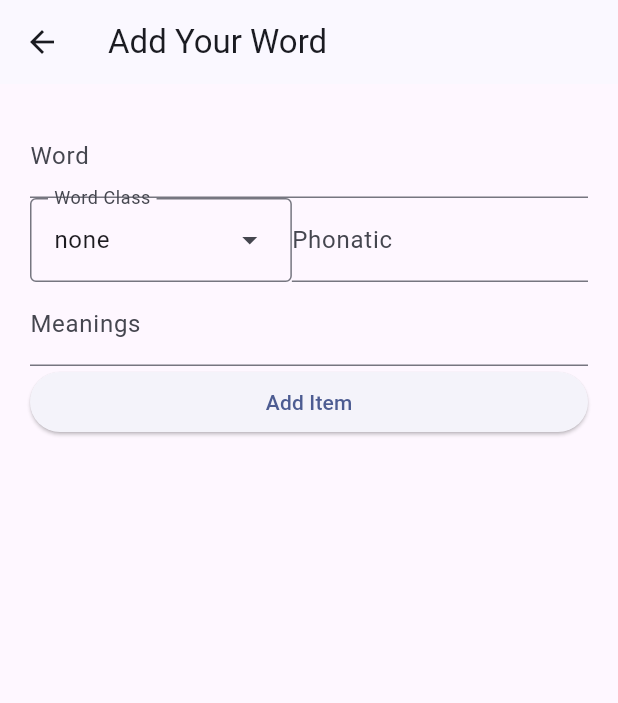
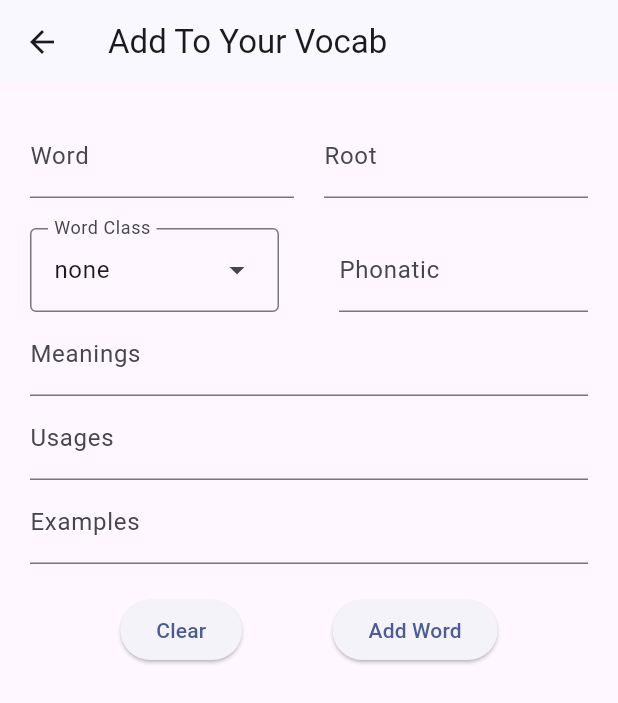
Before and after one commit to siddharth177/myVocabList, a Flutter app: the AddWordWidget screen opened directly, on a phone screen of 412 x 824 dp. Shown: the top 703 px of the screen. Run offline on Flutter 3.47's test engine with Material 3 defaults, Android fonts, the phone set to English and light mode, and no system bars; our stand-ins replace cloud_firestore, firebase_auth, firebase_core, flutter_riverpod, flutter_slidable, google_fonts and 1 more; accounts and stored records are empty.

Commit message:
vocab list add word

```diff
--- /dev/null
+++ b/lib/widgets/add_word_list.dart
@@ -0,0 +1,21 @@
+import 'package:flutter/cupertino.dart';
+
+class AddWordListWidget extends StatefulWidget {
+  const AddWordListWidget({required this.listToDisplay, super.key});
+
+  final List<String> listToDisplay;
+
+  @override
+  State<StatefulWidget> createState() {
+    return _AddWordListWidgetState();
+  }
+}
+
+class _AddWordListWidgetState extends State<AddWordListWidget> {
+  @override
+  Widget build(BuildContext context) {
+    return Column(
+      children: widget.listToDisplay.map((e) => Text(e)).toList(),
+    );
+  }
+}
--- a/lib/widgets/add_word_widget.dart
+++ b/lib/widgets/add_word_widget.dart
@@ -1,6 +1,5 @@
-import 'package:cloud_firestore/cloud_firestore.dart';
-import 'package:firebase_auth/firebase_auth.dart';
 import 'package:flutter/material.dart';
+import 'package:personal_dictionary/utils/firebase.dart';
 
 import '../models/word_meaning.dart';
 
@@ -24,7 +23,7 @@ class AddWordWidget extends StatefulWidget {
   List<String> examples = [];
 
   @override
-  State<StatefulWidget> createState() {
+  State<AddWordWidget> createState() {
     return _AddWordWidgetState();
   }
 }
@@ -50,39 +49,64 @@ class _AddWordWidgetState extends State<AddWordWidget> {
     _usages = widget.usages;
     _examples = widget.examples;
 
-    print('meanings $_meanings');
+    _wordController.text = _word;
+    _phonaticController.text = _phonatic;
+    _rootController.text = _root;
   }
 
-  TextEditingController _controller = TextEditingController();
+  final TextEditingController _wordController = TextEditingController();
+  final TextEditingController _rootController = TextEditingController();
+  final TextEditingController _phonaticController = TextEditingController();
+  final TextEditingController _meaningController = TextEditingController();
+  final TextEditingController _usageController = TextEditingController();
+  final TextEditingController _exampleController = TextEditingController();
 
   Future<void> _onFormSubmit() async {
     if (_formKey.currentState!.validate()) {
       _formKey.currentState!.save();
 
-      var db = FirebaseFirestore.instance;
-
-      var toadd = WordMeaning(
+      var newWord = WordMeaning(
         word: _word,
         meanings: _meanings,
         usages: _usages,
         examples: _examples,
         wordClass: _wordClass,
         root: _root,
-          phonatic: _phonatic);
+        phonatic: _phonatic,
+      );
 
-      var uid = FirebaseAuth.instance.currentUser?.uid;
-      final res = await db
+      var uid = firebaseAuthInstance.currentUser?.uid;
+      final res = await firestoreInstance
           .collection('users')
           .doc(uid)
           .collection('vocabList')
           .withConverter(
               fromFirestore: WordMeaning.fromFirestore,
-              toFirestore: (WordMeaning toadd, options) => toadd.toFirestore())
+              toFirestore: (WordMeaning word, options) => word.toFirestore())
           .doc(_word)
-          .set(toadd);
+          .set(newWord);
 
       Navigator.of(context).pop();
     }
+  }
+
+  void _clearEntries() {
+    _wordController.clear();
+    _phonaticController.clear();
+    _rootController.clear();
+    _meaningController.clear();
+    _exampleController.clear();
+    _usageController.clear();
+
+    setState(() {
+      _word = '';
+      _phonatic = '';
+      _root = '';
+      _wordClass = WordClass.none;
+      _meanings = [];
+      _usages = [];
+      _examples = [];
+    });
   }
 
   @override
@@ -94,19 +118,24 @@ class _AddWordWidgetState extends State<AddWordWidget> {
               .top),
       child: Scaffold(
         appBar: AppBar(
-          title: Text("Add Your Word"),
+          title: const Text("Add To Your Vocab"),
         ),
         body: Form(
           key: _formKey,
           child: Padding(
-            padding: EdgeInsets.all(20),
-            // .copyWith(bottom: MediaQuery.of(context).viewInsets.bottom),
+            padding: const EdgeInsets.all(20),
             child: ListView(
-              physics: BouncingScrollPhysics(),
+              physics: const BouncingScrollPhysics(),
               children: [
-                TextFormField(
-                  initialValue: _word.isNotEmpty ? _word : '',
-                  decoration: InputDecoration(
+                Row(
+                  mainAxisAlignment: MainAxisAlignment.spaceBetween,
+                  mainAxisSize: MainAxisSize.min,
+                  crossAxisAlignment: CrossAxisAlignment.end,
+                  children: [
+                    Expanded(
+                      child: TextFormField(
+                        controller: _wordController,
+                        decoration: const InputDecoration(
                           label: Text("Word"),
                         ),
                         validator: (value) {
@@ -120,18 +149,38 @@ class _AddWordWidgetState extends State<AddWordWidget> {
                           _word = value!;
                         },
                       ),
+                    ),
+                    const SizedBox(
+                      width: 20,
+                    ),
+                    Expanded(
+                      child: TextFormField(
+                        controller: _rootController,
+                        decoration: const InputDecoration(
+                          label: Text("Root"),
+                        ),
+                        onSaved: (value) {
+                          _root = value!;
+                        },
+                      ),
+                    ),
+                  ],
+                ),
+                const SizedBox(
+                  height: 20,
+                ),
                 Row(
                   mainAxisAlignment: MainAxisAlignment.spaceBetween,
                   mainAxisSize: MainAxisSize.min,
                   crossAxisAlignment: CrossAxisAlignment.end,
                   children: [
-                    DropdownMenu<WordClass>(
+                    Expanded(
+                      child: DropdownMenu<WordClass>(
                         initialSelection: _wordClass != WordClass.none
                             ? _wordClass
                             : WordClass.none,
-                      // controller: colorController,
                         requestFocusOnTap: true,
-                      label: Text('Word Class'),
+                        label: const Text('Word Class'),
                         dropdownMenuEntries: WordClass.values
                             .map<DropdownMenuEntry<WordClass>>((e) =>
                                 DropdownMenuEntry<WordClass>(
@@ -141,10 +190,14 @@ class _AddWordWidgetState extends State<AddWordWidget> {
                           _wordClass = value!;
                         },
                       ),
+                    ),
+                    const SizedBox(
+                      width: 40,
+                    ),
                     Expanded(
                       child: TextFormField(
-                        initialValue: _phonatic,
-                        decoration: InputDecoration(
+                        controller: _phonaticController,
+                        decoration: const InputDecoration(
                           label: Text('Phonatic'),
                         ),
                         onSaved: (value) {
@@ -164,29 +217,95 @@ class _AddWordWidgetState extends State<AddWordWidget> {
                   mainAxisAlignment: MainAxisAlignment.start,
                   children: [
                     TextFormField(
-                      // initialValue: ,
-                      controller: _controller,
-                      decoration: InputDecoration(
+                      controller: _meaningController,
+                      decoration: const InputDecoration(
                         label: Text('Meanings'),
                       ),
                       onFieldSubmitted: (value) {
                         if (_meanings.isEmpty && widget.meanings.isNotEmpty) {
                           _meanings = widget.meanings;
                         }
-                        _meanings.add(_controller.text);
-                        _controller.clear();
+                        _meanings.add(_meaningController.text);
+                        _meaningController.clear();
                       },
                     ),
                     Column(
                       mainAxisAlignment: MainAxisAlignment.start,
                       crossAxisAlignment: CrossAxisAlignment.start,
-                      children: _meanings.map((e) => Text(e)).toList(),
-                    )
+                      children:
+                          _meanings.map((meaning) => Text(meaning)).toList(),
+                    ),
                   ],
+                ),
+                Column(
+                  crossAxisAlignment: CrossAxisAlignment.start,
+                  mainAxisSize: MainAxisSize.min,
+                  mainAxisAlignment: MainAxisAlignment.start,
+                  children: [
+                    TextFormField(
+                      controller: _usageController,
+                      decoration: const InputDecoration(
+                        label: Text('Usages'),
+                      ),
+                      onFieldSubmitted: (value) {
+                        if (_usages.isEmpty && widget.usages.isNotEmpty) {
+                          _usages = widget.usages;
+                        }
+                        _usages.add(_usageController.text);
+                        _usageController.clear();
+                      },
+                    ),
+                    Column(
+                      mainAxisAlignment: MainAxisAlignment.start,
+                      crossAxisAlignment: CrossAxisAlignment.start,
+                      children:
+                          _usages.map((meaning) => Text(meaning)).toList(),
+                    ),
+                  ],
+                ),
+                Column(
+                  crossAxisAlignment: CrossAxisAlignment.start,
+                  mainAxisSize: MainAxisSize.min,
+                  mainAxisAlignment: MainAxisAlignment.start,
+                  children: [
+                    TextFormField(
+                      controller: _exampleController,
+                      decoration: const InputDecoration(
+                        label: Text('Examples'),
+                      ),
+                      onFieldSubmitted: (value) {
+                        if (_examples.isEmpty && widget.examples.isNotEmpty) {
+                          _examples = widget.examples;
+                        }
+                        _examples.add(_exampleController.text);
+                        _exampleController.clear();
+                      },
+                    ),
+                    Column(
+                      mainAxisAlignment: MainAxisAlignment.start,
+                      crossAxisAlignment: CrossAxisAlignment.start,
+                      children:
+                          _examples.map((meaning) => Text(meaning)).toList(),
+                    ),
+                  ],
+                ),
+                const SizedBox(
+                  height: 20,
+                ),
+                Row(
+                  mainAxisAlignment: MainAxisAlignment.spaceEvenly,
+                  mainAxisSize: MainAxisSize.min,
+                  crossAxisAlignment: CrossAxisAlignment.end,
+                  children: [
+                    ElevatedButton(
+                      onPressed: _clearEntries,
+                      child: const Text('Clear'),
                     ),
                     ElevatedButton(
                       onPressed: _onFormSubmit,
-                  child: const Text('Add Item'),
+                      child: const Text('Add Word'),
+                    ),
+                  ],
                 )
               ],
             ),
```
Lines whose indentation alone changed are shown as unchanged.
